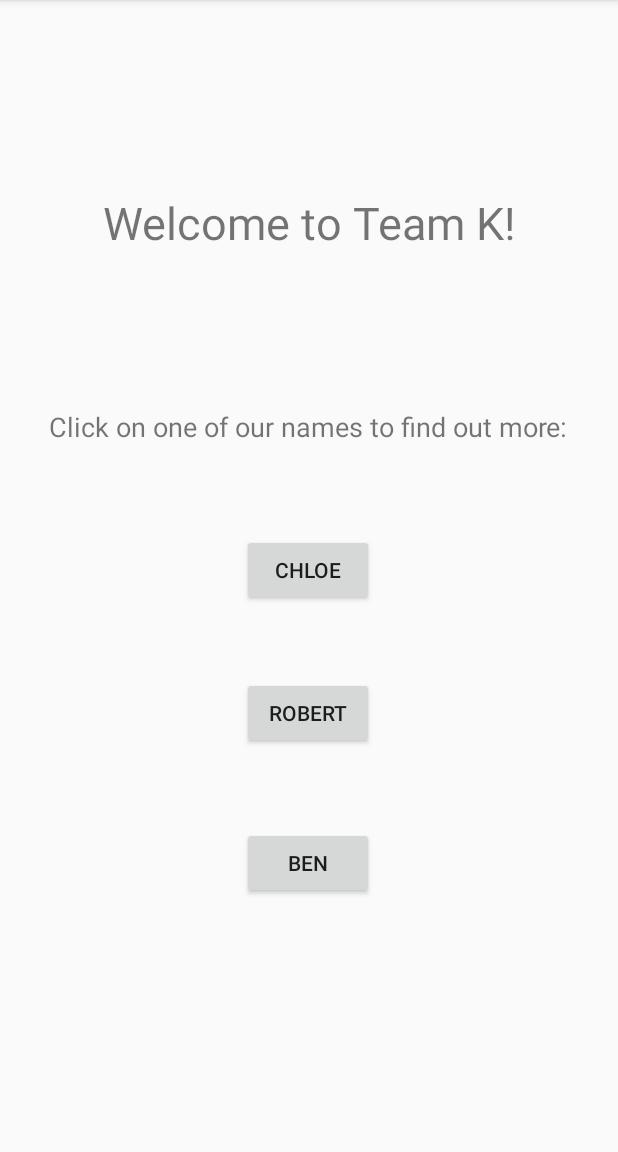
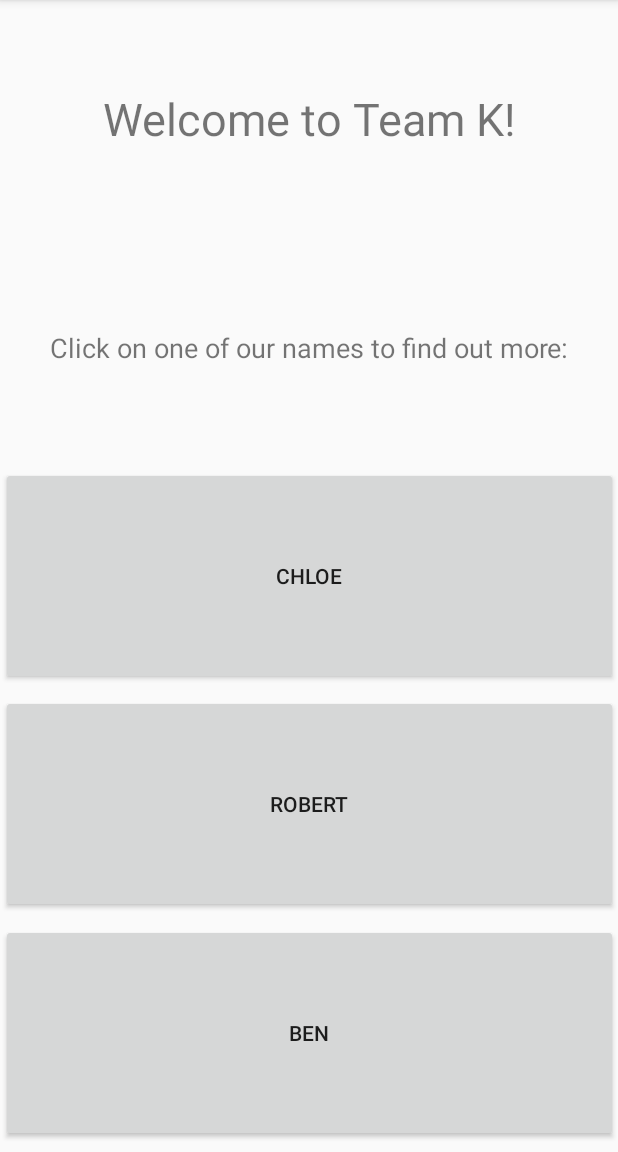
Before and after one commit to Vitzual/MobileApp-GroupK, an Android app: the screen it shows after launch (MainActivity), on a phone screen of 412 x 824 dp, the part 84-1236 px from its top. Run offline under Robolectric (Android 15) with nearby library versions, the phone set to English and light mode, and no system bars.

Commit message:
Changed the layout of the buttons a bit and used chains, Just playing about.

```diff
--- a/app/src/main/res/layout/activity_main.xml
+++ b/app/src/main/res/layout/activity_main.xml
@@ -9,67 +9,59 @@
     <TextView
         android:id="@+id/textView"
         android:layout_width="wrap_content"
-        android:layout_height="wrap_content"
-        android:layout_marginStart="8dp"
-        android:layout_marginLeft="8dp"
-        android:layout_marginTop="8dp"
-        android:layout_marginEnd="8dp"
-        android:layout_marginRight="8dp"
-        android:layout_marginBottom="8dp"
+        android:layout_height="145dp"
+        android:gravity="center"
         android:text="Welcome to Team K!"
         android:textSize="30sp"
-        app:layout_constraintBottom_toBottomOf="parent"
+        app:layout_constraintBottom_toTopOf="@+id/textView2"
         app:layout_constraintEnd_toEndOf="parent"
+        app:layout_constraintHorizontal_bias="0.5"
         app:layout_constraintStart_toStartOf="parent"
-        app:layout_constraintTop_toTopOf="parent"
-        app:layout_constraintVertical_bias="0.169" />
+        app:layout_constraintTop_toTopOf="parent" />
 
     <TextView
         android:id="@+id/textView2"
         android:layout_width="wrap_content"
-        android:layout_height="wrap_content"
+        android:layout_height="145dp"
+        android:gravity="center"
         android:text="Click on one of our names to find out more:"
         android:textSize="18sp"
-        app:layout_constraintBottom_toBottomOf="parent"
+        app:layout_constraintBottom_toTopOf="@+id/button_chloe"
         app:layout_constraintEnd_toEndOf="parent"
-        app:layout_constraintHorizontal_bias="0.498"
+        app:layout_constraintHorizontal_bias="0.5"
         app:layout_constraintStart_toStartOf="parent"
-        app:layout_constraintTop_toBottomOf="@+id/textView"
-        app:layout_constraintVertical_bias="0.18" />
+        app:layout_constraintTop_toBottomOf="@+id/textView" />
 
     <Button
         android:id="@+id/button_chloe"
-        android:layout_width="wrap_content"
-        android:layout_height="wrap_content"
+        android:layout_width="411dp"
+        android:layout_height="145dp"
         android:text="Chloe"
-        app:layout_constraintBottom_toBottomOf="parent"
+        app:layout_constraintBottom_toTopOf="@+id/button_robert"
         app:layout_constraintEnd_toEndOf="parent"
-        app:layout_constraintHorizontal_bias="0.498"
+        app:layout_constraintHorizontal_bias="0.5"
         app:layout_constraintStart_toStartOf="parent"
-        app:layout_constraintTop_toBottomOf="@+id/textView2"
-        app:layout_constraintVertical_bias="0.14" />
+        app:layout_constraintTop_toBottomOf="@+id/textView2" />
 
     <Button
         android:id="@+id/button_robert"
-        android:layout_width="wrap_content"
-        android:layout_height="wrap_content"
+        android:layout_width="411dp"
+        android:layout_height="145dp"
         android:text="Robert"
-        app:layout_constraintBottom_toBottomOf="parent"
+        app:layout_constraintBottom_toTopOf="@+id/button_ben"
         app:layout_constraintEnd_toEndOf="parent"
-        app:layout_constraintHorizontal_bias="0.498"
+        app:layout_constraintHorizontal_bias="0.5"
         app:layout_constraintStart_toStartOf="parent"
-        app:layout_constraintTop_toBottomOf="@+id/button_chloe"
-        app:layout_constraintVertical_bias="0.149" />
+        app:layout_constraintTop_toBottomOf="@+id/button_chloe" />
 
     <Button
         android:id="@+id/button_ben"
-        android:layout_width="wrap_content"
-        android:layout_height="wrap_content"
+        android:layout_width="411dp"
+        android:layout_height="145dp"
         android:text="Ben"
         app:layout_constraintBottom_toBottomOf="parent"
         app:layout_constraintEnd_toEndOf="parent"
-        app:layout_constraintHorizontal_bias="0.498"
+        app:layout_constraintHorizontal_bias="0.5"
         app:layout_constraintStart_toStartOf="parent"
-        app:layout_constraintTop_toBottomOf="@+id/button_robert"
-        app:layout_constraintVertical_bias="0.236" />
+        app:layout_constraintTop_toBottomOf="@+id/button_robert" />
 </androidx.constraintlayout.widget.ConstraintLayout>
```
